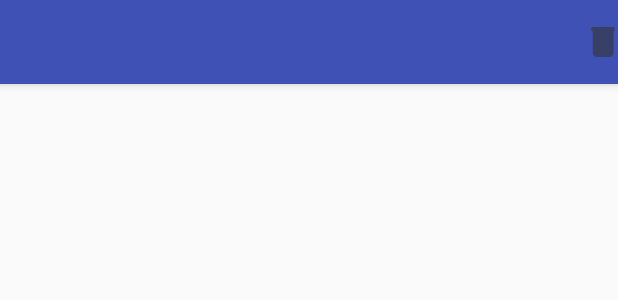
After one commit to Chris-Archive/MapNavigator, an Android app: the layout main_toolbar.xml on its own in the app's theme, with its tools: preview values and no code run, on a phone screen of 412 x 824 dp. The commit adds this screen. Shown: the top 300 px of the screen. Run offline under Robolectric (Android 15) with nearby library versions, the phone set to English and light mode, and no system bars.

Commit message:
Added the "Clear All" Button

```diff
--- a/app/src/main/java/com/example/buttons/ClearMapBtn.java
+++ b/app/src/main/java/com/example/buttons/ClearMapBtn.java
@@ -34,7 +34,6 @@ public class ClearMapBtn extends FragmentActivity {
 			}
 
 			polylines.clear();
-
 		});
 	}
 }
--- a/app/src/main/java/com/example/menus/ToolbarSettings.java
+++ b/app/src/main/java/com/example/menus/ToolbarSettings.java
@@ -26,7 +26,7 @@ public class ToolbarSettings extends AppCompatActivity {
 	 * Set and localize the top toolbar for the settings option.
 	 */
 	private void setToolbar(){
-		Toolbar main_toolbar = findViewById(R.id.main_toolbar);
+		Toolbar main_toolbar = findViewById(R.id.settings_toolbar);
 		main_toolbar.setTitle(R.string.main_toolbar_settings_title);
 		setSupportActionBar(main_toolbar);
 	}
--- /dev/null
+++ b/app/src/main/res/layout/main_toolbar.xml
@@ -0,0 +1,21 @@
+<?xml version="1.0" encoding="utf-8"?>
+
+<androidx.appcompat.widget.Toolbar
+    xmlns:android="http://schemas.android.com/apk/res/android"
+    android:layout_width="match_parent"
+    android:layout_height="wrap_content"
+    android:background="@color/colorPrimary"
+    android:elevation="4dp"
+    android:theme="@style/ThemeOverlay.AppCompat.Dark.ActionBar">
+
+    <Button
+        android:layout_width="20dp"
+        android:layout_height="20dp"
+        android:textSize="0pt"
+        android:text="Clear Map"
+        android:tooltipText="Clear Map"
+        android:layout_gravity="right"
+        android:id="@+id/clear_map_btn"
+        android:background="@drawable/ic_trashbin"
+        />
+</androidx.appcompat.widget.Toolbar>
--- a/app/src/main/res/layout/toolbar_settings.xml
+++ b/app/src/main/res/layout/toolbar_settings.xml
@@ -9,7 +9,7 @@
     tools:context="com.example.menus.ToolbarSettings">
 
     <include
-        android:id="@+id/main_toolbar"
+        android:id="@+id/settings_toolbar"
         layout="@layout/toolbar"
         />
 
```
Also changed, not shown: app/src/main/java/com/example/mapnavigator/MapsActivity.java (+8 -3 lines), app/src/main/res/layout/activity_maps.xml (+2 -9 lines), app/src/main/res/drawable-hdpi/ic_trashbin.png (added), app/src/main/res/drawable-mdpi/ic_trashbin.png (added), app/src/main/res/drawable-xhdpi/ic_trashbin.png (added), app/src/main/res/drawable-xxhdpi/ic_trashbin.png (added), app/src/main/res/drawable-xxxhdpi/ic_trashbin.png (added).
